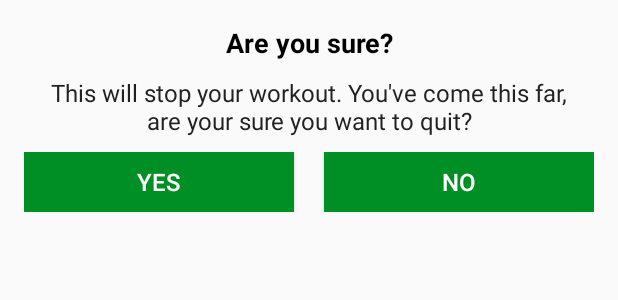
After one commit to Dalber95/7MinuteWorkout, an Android app: the layout dialog_custom_back_confirmation.xml on its own in the app's theme, with its tools: preview values and no code run, on a phone screen of 412 x 824 dp. The commit adds this screen. Shown: the top 300 px of the screen. Run offline under Robolectric (Android 15) with nearby library versions, the phone set to English and light mode, and no system bars.

Commit message:
Setting Up The CustomDialog For The BackButton

```diff
--- a/app/src/main/java/pl/krusiec/a7minuteworkout/ExerciseActivity.kt
+++ b/app/src/main/java/pl/krusiec/a7minuteworkout/ExerciseActivity.kt
@@ -1,5 +1,6 @@
 package pl.krusiec.a7minuteworkout
 
+import android.app.Dialog
 import android.content.Intent
 import android.media.MediaPlayer
 import androidx.appcompat.app.AppCompatActivity
@@ -11,6 +12,7 @@
 import android.widget.Toast
 import androidx.recyclerview.widget.LinearLayoutManager
 import kotlinx.android.synthetic.main.activity_exercise.*
+import kotlinx.android.synthetic.main.dialog_custom_back_confirmation.*
 import java.lang.Exception
 import java.util.*
 import kotlin.collections.ArrayList
@@ -41,7 +43,7 @@
         actionbar?.setDisplayHomeAsUpEnabled(true)
 
         toolbarExerciseActivity.setNavigationOnClickListener {
-            onBackPressed()
+            customDialogForBackButton()
         }
 
         tts = TextToSpeech(this, this)
@@ -181,4 +183,21 @@
         exerciseAdapter = ExerciseStatusAdapter(exerciseList!!, this)
         rvExerciseStatus.adapter = exerciseAdapter
     }
+
+    private fun customDialogForBackButton(){
+        val customDialog = Dialog(this)
+
+        customDialog.setContentView(R.layout.dialog_custom_back_confirmation)
+
+        customDialog.tvYes.setOnClickListener {
+            finish()
+            customDialog.dismiss()
+        }
+
+        customDialog.tvNo.setOnClickListener {
+            customDialog.dismiss()
+        }
+
+        customDialog.show()
+    }
 }
--- /dev/null
+++ b/app/src/main/res/layout/dialog_custom_back_confirmation.xml
@@ -0,0 +1,63 @@
+<?xml version="1.0" encoding="utf-8"?>
+<LinearLayout xmlns:android="http://schemas.android.com/apk/res/android"
+    android:layout_width="match_parent"
+    android:layout_height="wrap_content"
+    android:gravity="center"
+    android:orientation="vertical"
+    android:padding="16dp">
+
+    <TextView
+        android:layout_width="match_parent"
+        android:layout_height="wrap_content"
+        android:gravity="center"
+        android:text="Are you sure?"
+        android:textColor="@android:color/black"
+        android:textSize="18sp"
+        android:textStyle="bold" />
+
+    <TextView
+        android:layout_width="match_parent"
+        android:layout_height="wrap_content"
+        android:layout_marginStart="10dp"
+        android:layout_marginTop="10dp"
+        android:layout_marginEnd="10dp"
+        android:gravity="center"
+        android:text="This will stop your workout. You\'ve come this far, are your sure you want to quit?"
+        android:textColor="#212121"
+        android:textSize="16sp" />
+
+    <LinearLayout
+        android:layout_width="match_parent"
+        android:layout_height="wrap_content"
+        android:layout_marginTop="10dp"
+        android:orientation="horizontal">
+
+        <Button
+            android:id="@+id/tvYes"
+            android:layout_width="0dp"
+            android:layout_height="40dp"
+            android:layout_marginEnd="10dp"
+            android:layout_weight="1"
+            android:background="@color/colorAccent"
+            android:gravity="center"
+            android:padding="8dp"
+            android:text="YES"
+            android:textColor="#FFFFFF"
+            android:textSize="16sp" />
+
+        <Button
+            android:id="@+id/tvNo"
+            android:layout_width="0dp"
+            android:layout_height="40dp"
+            android:layout_marginStart="10dp"
+            android:layout_weight="1"
+            android:background="@color/colorAccent"
+            android:gravity="center"
+            android:padding="8dp"
+            android:text="NO"
+            android:textColor="#FFFFFF"
+            android:textSize="16sp" />
+
+    </LinearLayout>
+
+</LinearLayout>
```
